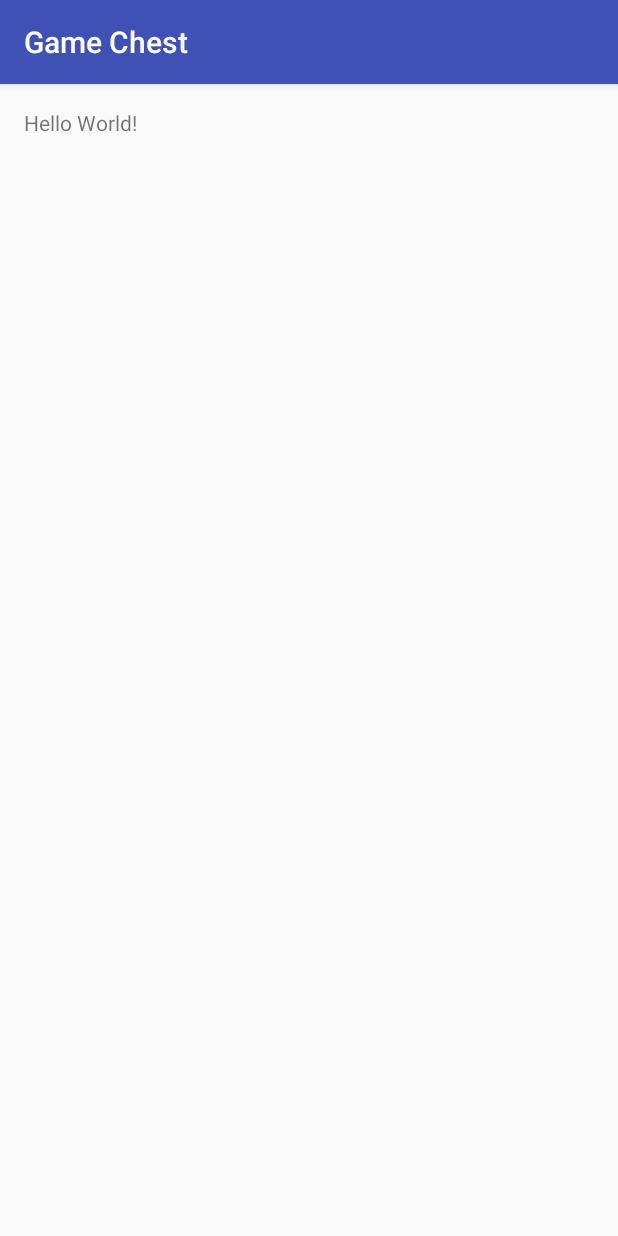
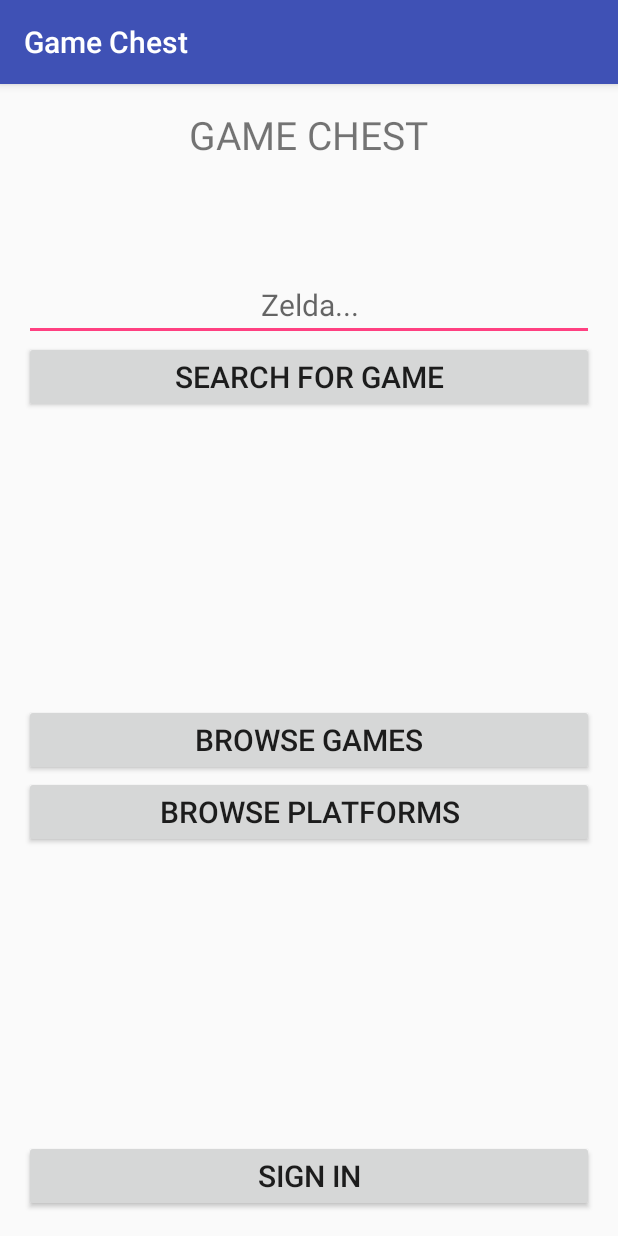
Before and after one commit to CGrahamS/Game-Chest, an Android app: the screen it shows after launch (MainActivity), on a phone screen of 412 x 824 dp. Run offline under Robolectric (Android 15) with nearby library versions, the phone set to English and light mode, and no system bars.

Commit message:
add initial MainActivity format

```diff
--- a/app/src/main/AndroidManifest.xml
+++ b/app/src/main/AndroidManifest.xml
@@ -15,6 +15,7 @@
                 <category android:name="android.intent.category.LAUNCHER" />
             </intent-filter>
         </activity>
+        <activity android:name=".GameSearchListActivity"></activity>
     </application>
 
 </manifest>
--- /dev/null
+++ b/app/src/main/java/com/epicodus/gamechest/GameSearchListActivity.java
@@ -0,0 +1,13 @@
+package com.epicodus.gamechest;
+
+import android.support.v7.app.AppCompatActivity;
+import android.os.Bundle;
+
+public class GameSearchListActivity extends AppCompatActivity {
+
+    @Override
+    protected void onCreate(Bundle savedInstanceState) {
+        super.onCreate(savedInstanceState);
+        setContentView(R.layout.activity_game_search_list);
+    }
+}
--- /dev/null
+++ b/app/src/main/res/layout/activity_game_search_list.xml
@@ -0,0 +1,12 @@
+<?xml version="1.0" encoding="utf-8"?>
+<RelativeLayout xmlns:android="http://schemas.android.com/apk/res/android"
+    xmlns:tools="http://schemas.android.com/tools"
+    android:layout_width="match_parent"
+    android:layout_height="match_parent"
+    android:paddingBottom="@dimen/activity_vertical_margin"
+    android:paddingLeft="@dimen/activity_horizontal_margin"
+    android:paddingRight="@dimen/activity_horizontal_margin"
+    android:paddingTop="@dimen/activity_vertical_margin"
+    tools:context="com.epicodus.gamechest.GameSearchListActivity">
+
+</RelativeLayout>
--- a/app/src/main/res/layout/activity_main.xml
+++ b/app/src/main/res/layout/activity_main.xml
@@ -1,8 +1,8 @@
 <?xml version="1.0" encoding="utf-8"?>
 <RelativeLayout xmlns:android="http://schemas.android.com/apk/res/android"
     xmlns:tools="http://schemas.android.com/tools"
-    android:layout_width="match_parent"
-    android:layout_height="match_parent"
+    android:layout_width="wrap_content"
+    android:layout_height="wrap_content"
     android:paddingBottom="@dimen/activity_vertical_margin"
     android:paddingLeft="@dimen/activity_horizontal_margin"
     android:paddingRight="@dimen/activity_horizontal_margin"
@@ -12,5 +12,60 @@
     <TextView
         android:layout_width="wrap_content"
         android:layout_height="wrap_content"
-        android:text="Hello World!" />
+        android:layout_centerHorizontal="true"
+        android:layout_marginBottom="72dp"
+        android:textSize="26sp"
+        android:text="GAME CHEST"
+        android:id="@+id/mainHeaderTextView"/>
+
+    <EditText
+        android:layout_width="match_parent"
+        android:layout_height="wrap_content"
+        android:layout_below="@+id/mainHeaderTextView"
+        android:gravity="center"
+        android:textSize="20sp"
+        android:hint="Zelda..."
+        android:id="@+id/gameSearchEditText"/>
+
+    <Button
+        style="@style/CustomButton"
+        android:layout_width="match_parent"
+        android:layout_height="wrap_content"
+        android:layout_below="@+id/gameSearchEditText"
+        android:text="SEARCH FOR GAME"
+        android:id="@+id/gameSearchButton"/>
+
+    <LinearLayout
+        android:orientation="vertical"
+        android:layout_width="match_parent"
+        android:layout_height="match_parent"
+        android:layout_below="@id/gameSearchButton"
+        android:layout_above="@id/signInButton"
+        android:gravity="center_vertical">
+
+        <Button
+            style="@style/CustomButton"
+            android:layout_width="match_parent"
+            android:layout_height="wrap_content"
+            android:text="BROWSE GAMES"
+            android:id="@+id/gameBrowseButton"/>
+
+        <Button
+            style="@style/CustomButton"
+            android:layout_width="match_parent"
+            android:layout_height="wrap_content"
+            android:layout_below="@+id/gameBrowseButton"
+            android:text="BROWSE PLATFORMS"
+            android:id="@+id/platformBrowseButton"/>
+
+    </LinearLayout>
+
+    <Button
+        style="@style/CustomButton"
+        android:layout_width="match_parent"
+        android:layout_height="wrap_content"
+        android:layout_alignParentBottom="true"
+        android:text="SIGN IN"
+        android:id="@+id/signInButton"/>
+
 </RelativeLayout>
--- a/app/src/main/res/values/styles.xml
+++ b/app/src/main/res/values/styles.xml
@@ -8,4 +8,9 @@
         <item name="colorAccent">@color/colorAccent</item>
     </style>
 
+    <style name="CustomButton">
+        <item name="android:textSize">20sp</item>
+    </style>
+
+
 </resources>
```
